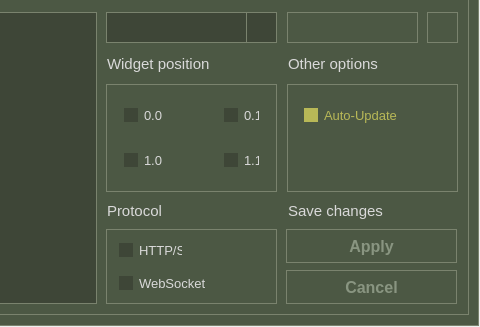
Above: configurator.ui from mxrcode/StockWidget before the change; both pictures show x 95 to 575 and y 83 to 410 of the 575 by 410 pixel window. Below: the same form after it.
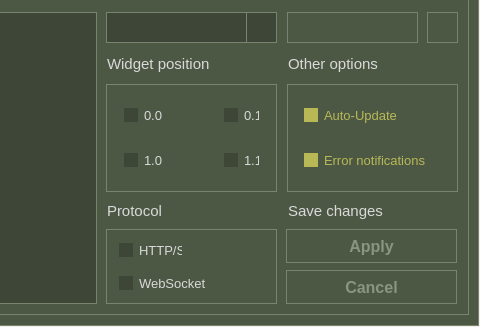
That is the form after the change. Icons and pictures are not drawn.

```diff
--- a/configurator.ui
+++ b/configurator.ui
@@ -767,6 +767,49 @@
       <bool>false</bool>
      </property>
     </widget>
+    <widget class="QCheckBox" name="error_notifications_checkBox">
+     <property name="enabled">
+      <bool>true</bool>
+     </property>
+     <property name="geometry">
+      <rect>
+       <x>10</x>
+       <y>51</y>
+       <width>171</width>
+       <height>51</height>
+      </rect>
+     </property>
+     <property name="font">
+      <font>
+       <pointsize>10</pointsize>
+      </font>
+     </property>
+     <property name="styleSheet">
+      <string notr="true">QCheckBox {
+	border: 0px solid black;
+	margin: 0px 0px 0px 17px;
+	background-color: rgba(255, 255, 255, 0);
+}
+QCheckBox:hover {
+	color: #B8B857;
+}
+QCheckBox:checked {
+	color: #B8B857;
+}</string>
+     </property>
+     <property name="text">
+      <string>Error notifications</string>
+     </property>
+     <property name="checkable">
+      <bool>true</bool>
+     </property>
+     <property name="checked">
+      <bool>true</bool>
+     </property>
+     <property name="tristate">
+      <bool>false</bool>
+     </property>
+    </widget>
    </widget>
    <widget class="QLabel" name="dataSources_label">
     <property name="geometry">
```
